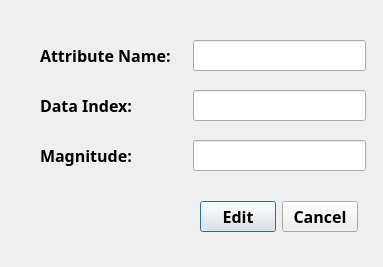
The window that meteraction.ui (mikewomaster/nb) describes before a commit, drawn with Qt 5.
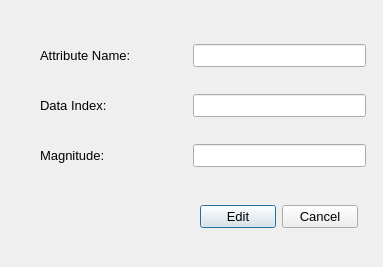
The same window after the commit.

Diff of the .ui file:
```diff
--- a/meteraction.ui
+++ b/meteraction.ui
@@ -24,10 +24,10 @@
   </property>
   <property name="font">
    <font>
-    <family>Arial Black</family>
-    <pointsize>12</pointsize>
-    <weight>75</weight>
-    <bold>true</bold>
+    <family>Arial</family>
+    <pointsize>10</pointsize>
+    <weight>50</weight>
+    <bold>false</bold>
    </font>
   </property>
   <property name="windowTitle">
```
